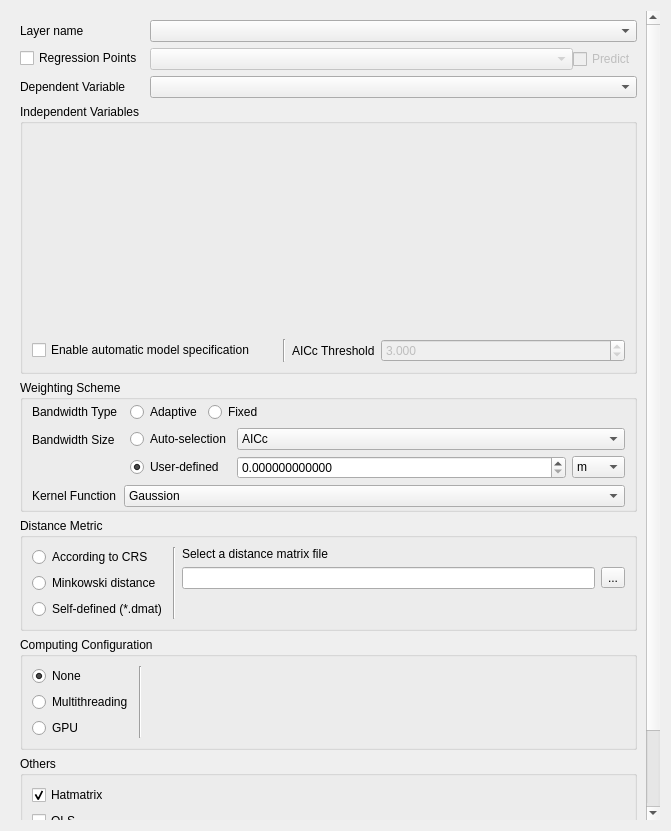
This is gwmgwroptionsdialog.ui in GWmodel-Lab/GWmodelS as Qt 5 draws it before an edit. The edited form follows.
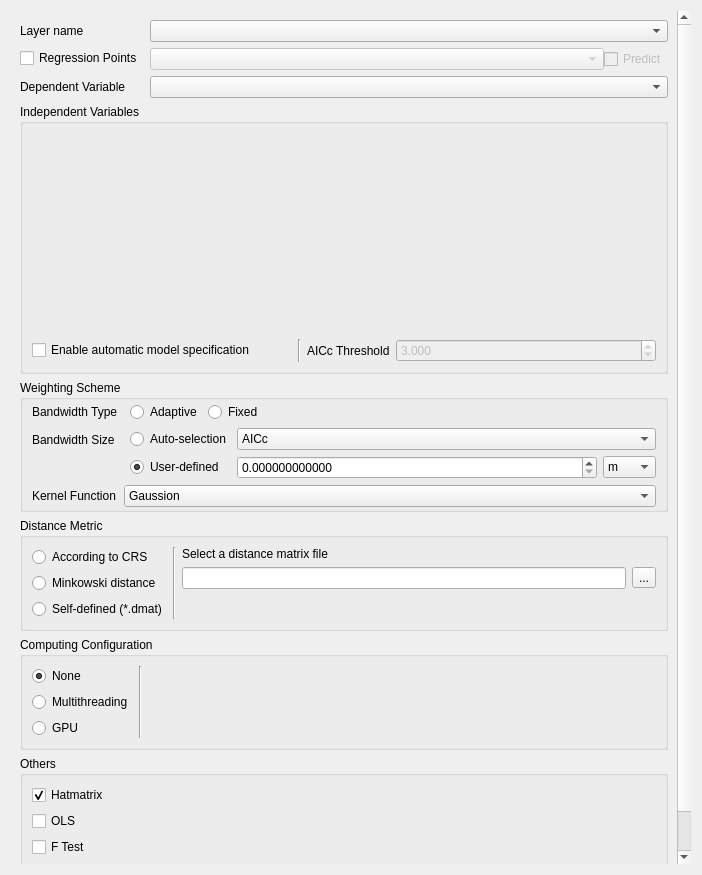
This is the edited form. Custom widgets are drawn as their Qt base class.

Diff of the .ui file:
```diff
--- a/gwmgwroptionsdialog.ui
+++ b/gwmgwroptionsdialog.ui
@@ -6,8 +6,8 @@
    <rect>
     <x>0</x>
     <y>0</y>
-    <width>671</width>
-    <height>831</height>
+    <width>702</width>
+    <height>875</height>
    </rect>
   </property>
   <property name="windowTitle">
@@ -35,9 +35,9 @@
       <property name="geometry">
        <rect>
         <x>0</x>
-        <y>-70</y>
-        <width>628</width>
-        <height>912</height>
+        <y>0</y>
+        <width>684</width>
+        <height>857</height>
        </rect>
       </property>
       <layout class="QVBoxLayout" name="verticalLayout_6" stretch="0,0,0,0,0,0,0">
```
